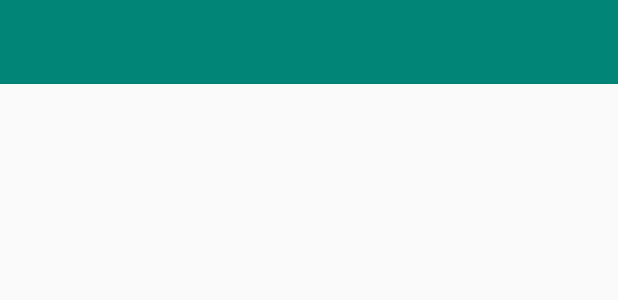
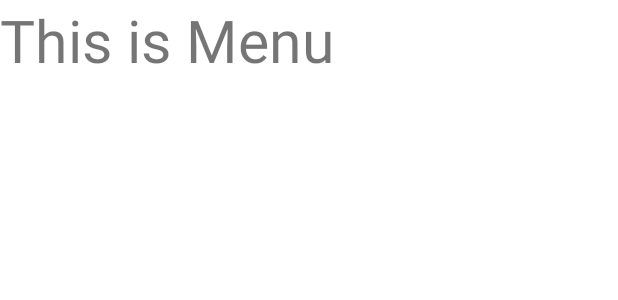
Before and after one commit to zqzal/MeterialTest, an Android app: the layout activity_main.xml on its own in the app's theme, with its tools: preview values and no code run, on a phone screen of 412 x 824 dp. Shown: the top 300 px of the screen. Run offline under Robolectric (Android 15) with nearby library versions, the phone set to English and light mode, and no system bars.

Commit message:
DrawerLayout 引用

```diff
--- a/app/src/main/res/layout/activity_main.xml
+++ b/app/src/main/res/layout/activity_main.xml
@@ -1,6 +1,11 @@
-<FrameLayout
+<androidx.drawerlayout.widget.DrawerLayout
     xmlns:android="http://schemas.android.com/apk/res/android"
     xmlns:app="http://schemas.android.com/apk/res-auto"
+    android:id="@+id/drawer_layout"
+    android:layout_width="match_parent"
+    android:layout_height="match_parent">
+
+    <FrameLayout
         android:layout_width="match_parent"
         android:layout_height="match_parent">
 
@@ -13,6 +18,15 @@
             app:popupTheme="@style/ThemeOverlay.AppCompat.Light">
 
         </androidx.appcompat.widget.Toolbar>
+    </FrameLayout>
 
+    <TextView
+        android:layout_width="match_parent"
+        android:layout_height="match_parent"
 
-</FrameLayout>
+        android:textSize="39sp"
+        android:text="@string/thisismenu"
+        android:background="@color/white"
+        />
+
+</androidx.drawerlayout.widget.DrawerLayout>
--- a/app/src/main/res/values/colors.xml
+++ b/app/src/main/res/values/colors.xml
@@ -3,4 +3,5 @@
     <color name="colorPrimary">#008577</color>
     <color name="colorPrimaryDark">#00574B</color>
     <color name="colorAccent">#D81B60</color>
+    <color name="white">#FFF</color>
 </resources>
--- a/app/src/main/res/values/strings.xml
+++ b/app/src/main/res/values/strings.xml
@@ -3,4 +3,5 @@
     <string name="backup">Backup</string>
     <string name="delete">Delete</string>
     <string name="setting">Setting</string>
+    <string name="thisismenu">This is Menu</string>
 </resources>
```
Also changed, not shown: app/src/main/java/com/xuxi/meterialtest/MainActivity.java (+36 -1 lines). Lines whose indentation alone changed are shown as unchanged.
